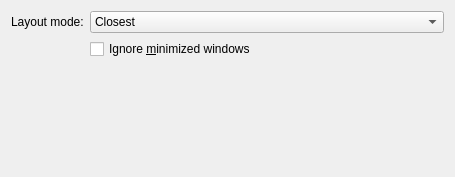
Old version of the form src/plugins/windowview/kcm/windowvieweffectkcm.ui in the repository KDE/kwin.
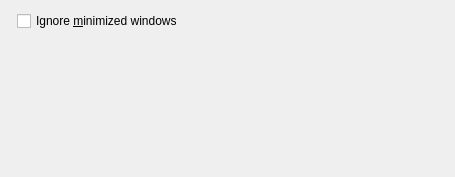
New version of the form. Custom widgets are drawn as their Qt base class.

Commit message: effects/overview: implement new layout algorithm

```diff
--- a/src/plugins/windowview/kcm/windowvieweffectkcm.ui
+++ b/src/plugins/windowview/kcm/windowvieweffectkcm.ui
@@ -16,25 +16,11 @@
    </rect>
   </property>
   <layout class="QFormLayout" name="formLayout">
-   <item row="0" column="0">
-    <widget class="QLabel" name="label_LayoutMode">
-     <property name="text">
-      <string>Layout mode:</string>
-     </property>
-    </widget>
-   </item>
    <item row="0" column="1">
-    <widget class="QComboBox" name="kcfg_LayoutMode">
-     <item>
-      <property name="text">
-       <string>Closest</string>
-      </property>
-     </item>
-     <item>
-      <property name="text">
-       <string>Natural</string>
-      </property>
-     </item>
+    <widget class="QCheckBox" name="kcfg_IgnoreMinimized">
+     <property name="text">
+      <string>Ignore &amp;minimized windows</string>
+     </property>
     </widget>
    </item>
    <item row="2" column="0" colspan="2">
@@ -50,13 +36,6 @@
      </property>
     </widget>
    </item>
-   <item row="1" column="1">
-    <widget class="QCheckBox" name="kcfg_IgnoreMinimized">
-     <property name="text">
-      <string>Ignore &amp;minimized windows</string>
-     </property>
-    </widget>
-   </item>
   </layout>
  </widget>
  <customwidgets>
```
Left out of the diff: 2 changed lines with no effect on the pictures. The commit also changes 12 other files.
